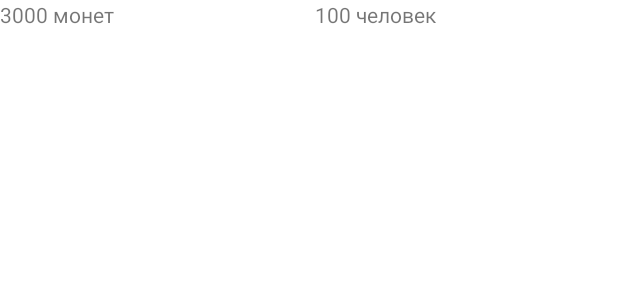
After one commit to maks1596/Conqueror, an Android app: the layout kingdom_state.xml on its own in the app's theme, with its tools: preview values and no code run, on a phone screen of 412 x 824 dp. The commit adds this screen. Shown: the top 300 px of the screen. Run offline under Robolectric (Android 15) with nearby library versions, the phone set to English and light mode, and no system bars.

Commit message:
Отображено состояние королевства на главном экране

```diff
--- /dev/null
+++ b/app/src/main/res/layout/kingdom_state.xml
@@ -0,0 +1,37 @@
+<?xml version="1.0" encoding="utf-8"?>
+<androidx.constraintlayout.widget.ConstraintLayout xmlns:android="http://schemas.android.com/apk/res/android"
+    xmlns:app="http://schemas.android.com/apk/res-auto"
+    xmlns:tools="http://schemas.android.com/tools"
+    android:layout_width="match_parent"
+    android:layout_height="wrap_content">
+
+    <androidx.constraintlayout.widget.Guideline
+        android:id="@+id/horizontal_center_guideline"
+        android:layout_width="0dp"
+        android:layout_height="0dp"
+        android:orientation="vertical"
+        app:layout_constraintGuide_percent="0.5" />
+
+    <androidx.appcompat.widget.AppCompatTextView
+        android:id="@+id/balance_text_view"
+        android:layout_width="0dp"
+        android:layout_height="wrap_content"
+        android:layout_marginEnd="4dp"
+        app:layout_constraintBottom_toBottomOf="parent"
+        app:layout_constraintEnd_toStartOf="@id/horizontal_center_guideline"
+        app:layout_constraintStart_toStartOf="parent"
+        app:layout_constraintTop_toTopOf="parent"
+        tools:text="3000 монет" />
+
+    <androidx.appcompat.widget.AppCompatTextView
+        android:id="@+id/population_text_view"
+        android:layout_width="0dp"
+        android:layout_height="wrap_content"
+        android:layout_marginStart="4dp"
+        app:layout_constraintBottom_toBottomOf="parent"
+        app:layout_constraintEnd_toEndOf="parent"
+        app:layout_constraintStart_toEndOf="@id/horizontal_center_guideline"
+        app:layout_constraintTop_toTopOf="parent"
+        tools:text="100 человек" />
+
+</androidx.constraintlayout.widget.ConstraintLayout>
--- a/app/src/main/res/layout/main_fragment.xml
+++ /dev/null
@@ -1,6 +0,0 @@
-<?xml version="1.0" encoding="utf-8"?>
-<androidx.constraintlayout.widget.ConstraintLayout
-    xmlns:android="http://schemas.android.com/apk/res/android" android:layout_width="match_parent"
-    android:layout_height="match_parent">
-
-</androidx.constraintlayout.widget.ConstraintLayout>
--- a/app/src/main/res/values/strings.xml
+++ b/app/src/main/res/values/strings.xml
@@ -1,3 +1,6 @@
 <resources>
     <string name="app_name">Conqueror</string>
+
+    <string name="kingdom_balance_format">Money: %1$d</string>
+    <string name="kingdom_population_format">Population: %1$d</string>
 </resources>
```
Also changed, not shown: app/build.gradle.kts (+16 -0 lines), app/src/main/java/com/example/conqueror/KingdomState.kt (added, +33 -0 lines), app/src/main/java/com/example/conqueror/MainFragment.kt (+32 -8 lines), app/src/main/java/com/example/conqueror/util/FragmentViewBindingDelegate.kt (added, +61 -0 lines), app/src/main/res/layout/recycler_view.xml (added, +9 -0 lines), presentation/src/main/java/com/example/presentation/MainContract.kt (+8 -8 lines), 1 other file.
